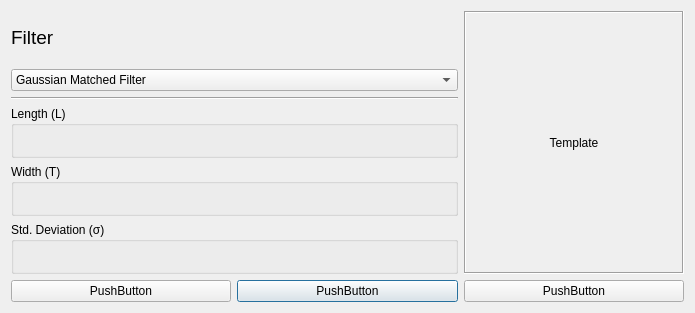
Above: CoronaryGUI/filterpars.ui from fercer/Coronary before the change. Below: the same form after it.
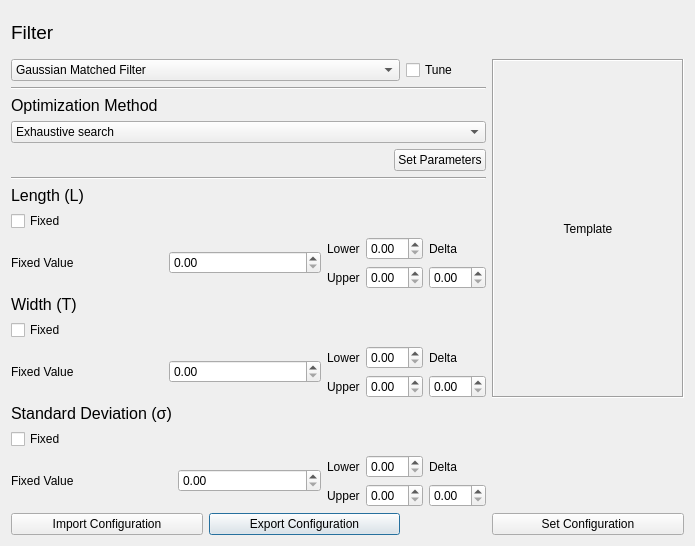
That is the form after the change.

Commit message: Modifications on Filter Parameter Module

```diff
--- a/CoronaryGUI/filterpars.ui
+++ b/CoronaryGUI/filterpars.ui
@@ -7,17 +7,17 @@
     <x>0</x>
     <y>0</y>
     <width>695</width>
-    <height>313</height>
+    <height>546</height>
    </rect>
   </property>
   <property name="windowTitle">
    <string>Dialog</string>
   </property>
   <layout class="QGridLayout" name="gridLayout">
-   <item row="6" column="1">
+   <item row="8" column="1">
     <widget class="QPushButton" name="pushButton_3">
      <property name="text">
-      <string>PushButton</string>
+      <string>Export Configuration</string>
      </property>
     </widget>
    </item>
@@ -35,54 +35,7 @@
      </item>
     </widget>
    </item>
-   <item row="5" column="0" colspan="2">
-    <widget class="QGroupBox" name="groupBox">
-     <property name="title">
-      <string>Std. Deviation (σ)</string>
-     </property>
-    </widget>
-   </item>
-   <item row="2" column="0" colspan="2">
-    <widget class="Line" name="line">
-     <property name="orientation">
-      <enum>Qt::Horizontal</enum>
-     </property>
-    </widget>
-   </item>
-   <item row="6" column="2">
-    <widget class="QPushButton" name="pushButton">
-     <property name="text">
-      <string>PushButton</string>
-     </property>
-    </widget>
-   </item>
-   <item row="4" column="0" colspan="2">
-    <widget class="QGroupBox" name="grpWidth">
-     <property name="title">
-      <string>Width (T)</string>
-     </property>
-    </widget>
-   </item>
-   <item row="3" column="0" colspan="2">
-    <widget class="QGroupBox" name="grpLength">
-     <property name="title">
-      <string>Length (L)</string>
-     </property>
-    </widget>
-   </item>
-   <item row="0" column="0" colspan="2">
-    <widget class="QLabel" name="label">
-     <property name="font">
-      <font>
-       <pointsize>14</pointsize>
-      </font>
-     </property>
-     <property name="text">
-      <string>Filter</string>
-     </property>
-    </widget>
-   </item>
-   <item row="0" column="2" rowspan="6">
+   <item row="1" column="3" rowspan="6">
     <layout class="QGridLayout" name="gridLayout_2">
      <item row="0" column="0">
       <widget class="QLabel" name="lblTemplate">
@@ -102,13 +55,337 @@
      </item>
     </layout>
    </item>
-   <item row="6" column="0">
+   <item row="2" column="0" colspan="3">
+    <widget class="Line" name="line">
+     <property name="orientation">
+      <enum>Qt::Horizontal</enum>
+     </property>
+    </widget>
+   </item>
+   <item row="8" column="3">
+    <widget class="QPushButton" name="pushButton">
+     <property name="text">
+      <string>Set Configuration</string>
+     </property>
+    </widget>
+   </item>
+   <item row="5" column="0" colspan="3">
+    <layout class="QGridLayout" name="gridLayout_5">
+     <item row="2" column="0">
+      <widget class="QLabel" name="label_2">
+       <property name="font">
+        <font>
+         <pointsize>12</pointsize>
+        </font>
+       </property>
+       <property name="text">
+        <string>Length (L)</string>
+       </property>
+      </widget>
+     </item>
+     <item row="3" column="0">
+      <widget class="QCheckBox" name="chkLFix">
+       <property name="text">
+        <string>Fixed</string>
+       </property>
+      </widget>
+     </item>
+     <item row="4" column="1" rowspan="2">
+      <layout class="QGridLayout" name="gridLayout_8">
+       <item row="0" column="0" rowspan="2">
+        <widget class="QDoubleSpinBox" name="dspnL"/>
+       </item>
+      </layout>
+     </item>
+     <item row="4" column="2" rowspan="2">
+      <layout class="QGridLayout" name="gridLayout_6">
+       <item row="2" column="1">
+        <widget class="QDoubleSpinBox" name="dspnLUpp"/>
+       </item>
+       <item row="1" column="0">
+        <widget class="QLabel" name="lblLLow">
+         <property name="text">
+          <string>Lower</string>
+         </property>
+        </widget>
+       </item>
+       <item row="1" column="1">
+        <widget class="QDoubleSpinBox" name="dspnLLow"/>
+       </item>
+       <item row="2" column="0">
+        <widget class="QLabel" name="lblLUpp">
+         <property name="text">
+          <string>Upper</string>
+         </property>
+        </widget>
+       </item>
+       <item row="1" column="2">
+        <widget class="QLabel" name="lblLDel">
+         <property name="text">
+          <string>Delta</string>
+         </property>
+        </widget>
+       </item>
+       <item row="2" column="2">
+        <widget class="QDoubleSpinBox" name="dspnLDel"/>
+       </item>
+      </layout>
+     </item>
+     <item row="4" column="0" rowspan="2">
+      <widget class="QLabel" name="lblLStat">
+       <property name="text">
+        <string>Fixed Value</string>
+       </property>
+      </widget>
+     </item>
+    </layout>
+   </item>
+   <item row="1" column="2">
+    <widget class="QCheckBox" name="checkBox">
+     <property name="maximumSize">
+      <size>
+       <width>80</width>
+       <height>16777215</height>
+      </size>
+     </property>
+     <property name="text">
+      <string>Tune</string>
+     </property>
+    </widget>
+   </item>
+   <item row="0" column="0" colspan="2">
+    <widget class="QLabel" name="label">
+     <property name="font">
+      <font>
+       <pointsize>14</pointsize>
+      </font>
+     </property>
+     <property name="text">
+      <string>Filter</string>
+     </property>
+    </widget>
+   </item>
+   <item row="8" column="0">
     <widget class="QPushButton" name="pushButton_2">
      <property name="text">
-      <string>PushButton</string>
+      <string>Import Configuration</string>
      </property>
     </widget>
    </item>
+   <item row="4" column="0" colspan="3">
+    <widget class="Line" name="line_2">
+     <property name="orientation">
+      <enum>Qt::Horizontal</enum>
+     </property>
+    </widget>
+   </item>
+   <item row="3" column="0" colspan="3">
+    <layout class="QGridLayout" name="gridLayout_4">
+     <item row="4" column="1">
+      <widget class="QPushButton" name="pushButton_4">
+       <property name="text">
+        <string>Set Parameters</string>
+       </property>
+      </widget>
+     </item>
+     <item row="4" column="0">
+      <spacer name="horizontalSpacer">
+       <property name="orientation">
+        <enum>Qt::Horizontal</enum>
+       </property>
+       <property name="sizeHint" stdset="0">
+        <size>
+         <width>40</width>
+         <height>20</height>
+        </size>
+       </property>
+      </spacer>
+     </item>
+     <item row="2" column="0" colspan="2">
+      <widget class="QComboBox" name="cmbOMethod">
+       <item>
+        <property name="text">
+         <string>Exhaustive search</string>
+        </property>
+       </item>
+       <item>
+        <property name="text">
+         <string>Genetic Algorithm</string>
+        </property>
+       </item>
+       <item>
+        <property name="text">
+         <string>Differential Evolution</string>
+        </property>
+       </item>
+       <item>
+        <property name="text">
+         <string>Univariate Marginal Distribution Algorithm</string>
+        </property>
+       </item>
+       <item>
+        <property name="text">
+         <string>Boltzmann Univariate Marginal Distribution Algorithm</string>
+        </property>
+       </item>
+      </widget>
+     </item>
+     <item row="1" column="0">
+      <widget class="QLabel" name="lblOMethod">
+       <property name="font">
+        <font>
+         <pointsize>12</pointsize>
+        </font>
+       </property>
+       <property name="text">
+        <string>Optimization Method</string>
+       </property>
+      </widget>
+     </item>
+    </layout>
+   </item>
+   <item row="6" column="0" colspan="3">
+    <layout class="QGridLayout" name="gridLayout_9">
+     <item row="2" column="0">
+      <widget class="QLabel" name="label_3">
+       <property name="font">
+        <font>
+         <pointsize>12</pointsize>
+        </font>
+       </property>
+       <property name="text">
+        <string>Width (T)</string>
+       </property>
+      </widget>
+     </item>
+     <item row="3" column="0">
+      <widget class="QCheckBox" name="chkTFix">
+       <property name="text">
+        <string>Fixed</string>
+       </property>
+      </widget>
+     </item>
+     <item row="4" column="1" rowspan="2">
+      <layout class="QGridLayout" name="gridLayout_10">
+       <item row="0" column="0" rowspan="2">
+        <widget class="QDoubleSpinBox" name="dspnT"/>
+       </item>
+      </layout>
+     </item>
+     <item row="4" column="2" rowspan="2">
+      <layout class="QGridLayout" name="gridLayout_11">
+       <item row="2" column="1">
+        <widget class="QDoubleSpinBox" name="dspnTUpp"/>
+       </item>
+       <item row="1" column="0">
+        <widget class="QLabel" name="lblTLow">
+         <property name="text">
+          <string>Lower</string>
+         </property>
+        </widget>
+       </item>
+       <item row="1" column="1">
+        <widget class="QDoubleSpinBox" name="dspnTLow"/>
+       </item>
+       <item row="2" column="0">
+        <widget class="QLabel" name="lblTUpp">
+         <property name="text">
+          <string>Upper</string>
+         </property>
+        </widget>
+       </item>
+       <item row="1" column="2">
+        <widget class="QLabel" name="lblTDel">
+         <property name="text">
+          <string>Delta</string>
+         </property>
+        </widget>
+       </item>
+       <item row="2" column="2">
+        <widget class="QDoubleSpinBox" name="dspnTDel"/>
+       </item>
+      </layout>
+     </item>
+     <item row="4" column="0" rowspan="2">
+      <widget class="QLabel" name="lblTStat">
+       <property name="text">
+        <string>Fixed Value</string>
+       </property>
+      </widget>
+     </item>
+    </layout>
+   </item>
+   <item row="7" column="0" colspan="3">
+    <layout class="QGridLayout" name="gridLayout_12">
+     <item row="2" column="0">
+      <widget class="QLabel" name="label_4">
+       <property name="font">
+        <font>
+         <pointsize>12</pointsize>
+        </font>
+       </property>
+       <property name="text">
+        <string>Standard Deviation (σ)</string>
+       </property>
+      </widget>
+     </item>
+     <item row="3" column="0">
+      <widget class="QCheckBox" name="chkSFix">
+       <property name="text">
+        <string>Fixed</string>
+       </property>
+      </widget>
+     </item>
+     <item row="4" column="1" rowspan="2">
+      <layout class="QGridLayout" name="gridLayout_13">
+       <item row="0" column="0" rowspan="2">
+        <widget class="QDoubleSpinBox" name="dspnS"/>
+       </item>
+      </layout>
+     </item>
+     <item row="4" column="2" rowspan="2">
+      <layout class="QGridLayout" name="gridLayout_14">
+       <item row="2" column="1">
+        <widget class="QDoubleSpinBox" name="dspnSUpp"/>
+       </item>
+       <item row="1" column="0">
+        <widget class="QLabel" name="lblSLow">
+         <property name="text">
+          <string>Lower</string>
+         </property>
+        </widget>
+       </item>
+       <item row="1" column="1">
+        <widget class="QDoubleSpinBox" name="dspnSLow"/>
+       </item>
+       <item row="2" column="0">
+        <widget class="QLabel" name="lblSUpp">
+         <property name="text">
+          <string>Upper</string>
+         </property>
+        </widget>
+       </item>
+       <item row="1" column="2">
+        <widget class="QLabel" name="lblSDel">
+         <property name="text">
+          <string>Delta</string>
+         </property>
+        </widget>
+       </item>
+       <item row="2" column="2">
+        <widget class="QDoubleSpinBox" name="dspnSDel"/>
+       </item>
+      </layout>
+     </item>
+     <item row="4" column="0" rowspan="2">
+      <widget class="QLabel" name="lblSStat">
+       <property name="text">
+        <string>Fixed Value</string>
+       </property>
+      </widget>
+     </item>
+    </layout>
+   </item>
   </layout>
  </widget>
  <resources/>
```
